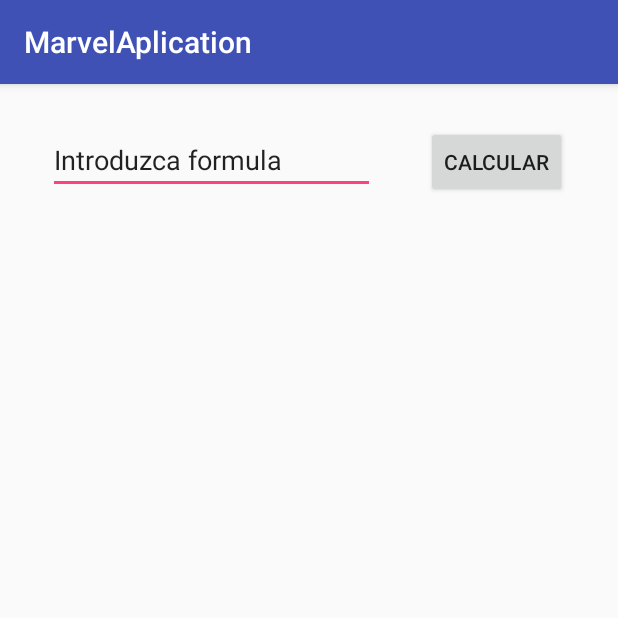
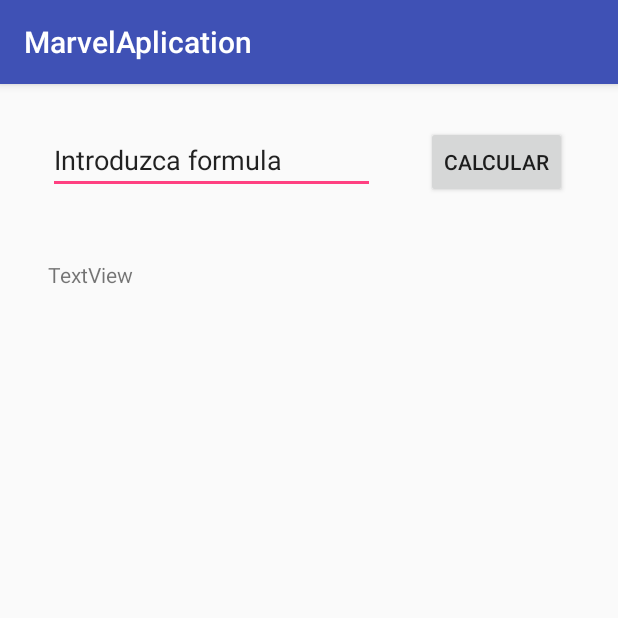
Before and after one commit to Juancho31416/AndroidMarvel, an Android app: the screen it shows after launch (MainActivity), on a phone screen of 412 x 824 dp, the top half of it. Run offline under Robolectric (Android 15) with nearby library versions, the phone set to English and light mode, and no system bars.

```diff
--- a/app/build.gradle
+++ b/app/build.gradle
@@ -28,4 +28,5 @@ dependencies {
     //these two lines are added
     compile 'com.squareup.retrofit2:retrofit:2.3.0'
     compile 'com.squareup.retrofit2:converter-gson:2.2.0'
+    compile fileTree(dir: 'libs', include: ['*.jar'])
 }
--- a/app/src/main/res/layout/activity_main.xml
+++ b/app/src/main/res/layout/activity_main.xml
@@ -2,12 +2,13 @@
 <android.support.constraint.ConstraintLayout xmlns:android="http://schemas.android.com/apk/res/android"
     xmlns:app="http://schemas.android.com/apk/res-auto"
     xmlns:tools="http://schemas.android.com/tools"
+    android:id="@+id/textviewprobe"
     android:layout_width="match_parent"
     android:layout_height="match_parent"
     tools:context=".MainActivity">
 
     <EditText
-        android:id="@+id/editText"
+        android:id="@+id/TextInput"
         android:layout_width="218dp"
         android:layout_height="wrap_content"
         android:layout_marginLeft="32dp"
@@ -29,8 +30,20 @@
         android:layout_marginStart="8dp"
         android:layout_marginTop="28dp"
         android:text="@string/buttonCalc"
+        android:visibility="visible"
         app:layout_constraintEnd_toEndOf="parent"
-        app:layout_constraintStart_toEndOf="@+id/editText"
+        app:layout_constraintStart_toEndOf="@+id/TextInput"
         app:layout_constraintTop_toTopOf="parent" />
 
+    <TextView
+        android:id="@+id/textView"
+        android:layout_width="wrap_content"
+        android:layout_height="wrap_content"
+        android:layout_marginLeft="32dp"
+        android:layout_marginStart="32dp"
+        android:layout_marginTop="44dp"
+        android:text="TextView"
+        app:layout_constraintStart_toStartOf="parent"
+        app:layout_constraintTop_toBottomOf="@+id/TextInput" />
+
 </android.support.constraint.ConstraintLayout>
--- a/app/src/main/res/values/strings.xml
+++ b/app/src/main/res/values/strings.xml
@@ -1,5 +1,5 @@
 <resources>
     <string name="app_name">MarvelAplication</string>
     <string name="backString">Introduzca formula</string>
-    <string name="buttonCalc">Calcular</string>
+    <string name="buttonCalc">calcular</string>
 </resources>
```
Also changed, not shown: app/src/main/java/com/example/imaginamos_2/marvelaplication/MainActivity.java (+61 -1 lines), app/libs/MathParser.org-mXparser-v.4.2.0-jdk.1.9.jar (added).
